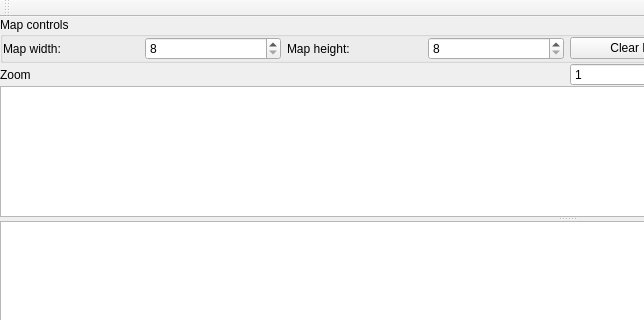
Above: mapeditor.ui from stoyan-shopov/TileMapEdit before the change; both pictures show x 0 to 644 and y 0 to 320 of the 1134 by 658 pixel window. Below: the same form after it.
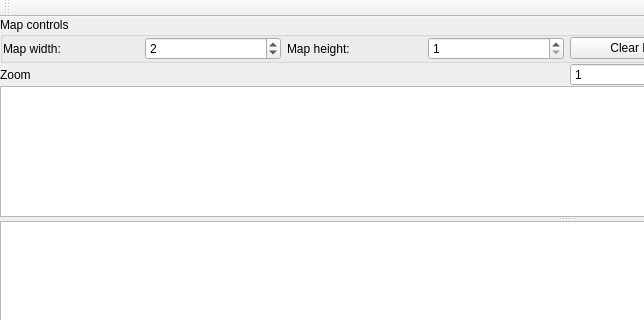
That is the form after the change.

```diff
--- a/mapeditor.ui
+++ b/mapeditor.ui
@@ -63,11 +63,14 @@
          <item>
           <widget class="QSpinBox" name="spinBoxMapWidth">
            <property name="minimum">
-            <number>8</number>
+            <number>1</number>
            </property>
            <property name="maximum">
             <number>64</number>
            </property>
+           <property name="value">
+            <number>2</number>
+           </property>
           </widget>
          </item>
          <item>
@@ -80,11 +83,14 @@
          <item>
           <widget class="QSpinBox" name="spinBoxMapHeight">
            <property name="minimum">
-            <number>8</number>
+            <number>1</number>
            </property>
            <property name="maximum">
             <number>64</number>
            </property>
+           <property name="value">
+            <number>1</number>
+           </property>
           </widget>
          </item>
          <item>
```
